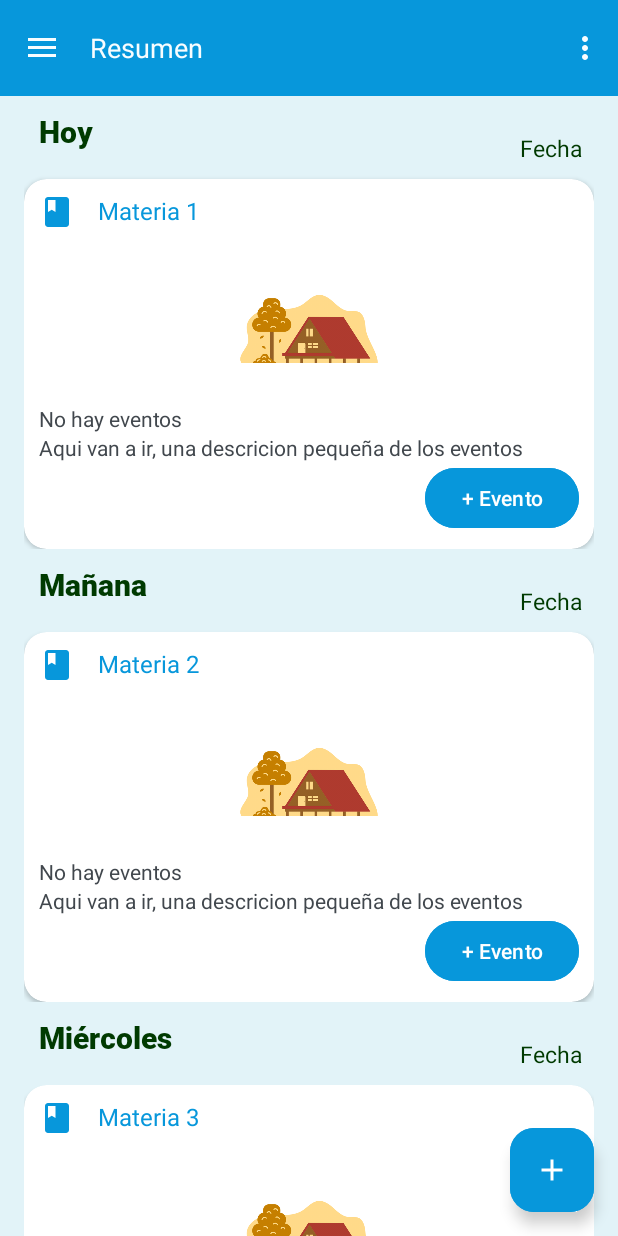
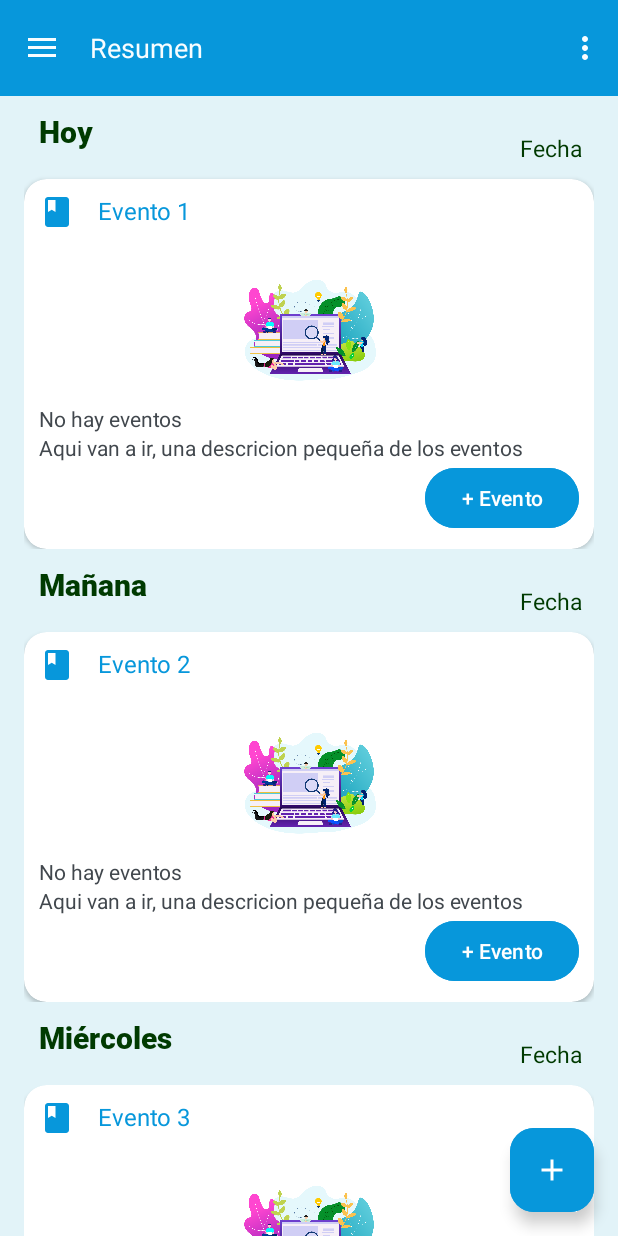
Before and after one commit to gabochepe007/ScholarFleet, an Android app built with Jetpack Compose: the screen it shows after launch (HomeActivity), on a phone screen of 412 x 824 dp. Run offline under Robolectric (Android 15) with nearby library versions, the phone set to English and light mode, and no system bars; our stand-ins replace Firebase (no records; nobody signed in at launch, a user with empty details on screens opened directly), navigation-ui; 3 statements that could not run were skipped.

Commit message:
pequeños cambios de menu y el maestro ya muestra ventana emergente

```diff
--- a/app/src/main/java/com/example/scholarfleet/partials/HomeAdapter.kt
+++ b/app/src/main/java/com/example/scholarfleet/partials/HomeAdapter.kt
@@ -64,11 +64,7 @@ class HomeAdapter(private val data: List<String>) :
             infoTextView.text = dayText
 
             //
-            boton.setOnClickListener {
 
-
-
-            }
         }
 
         private fun getDayText(dateString: String): String {
--- a/app/src/main/java/com/example/scholarfleet/partials/ProfessorAdapter.kt
+++ b/app/src/main/java/com/example/scholarfleet/partials/ProfessorAdapter.kt
@@ -1,3 +1,5 @@
+import android.app.AlertDialog
+import android.content.DialogInterface
 import android.content.res.ColorStateList
 import androidx.core.content.ContextCompat
 import androidx.recyclerview.widget.RecyclerView
@@ -6,15 +8,14 @@ import android.view.View
 import android.view.ViewGroup
 import android.widget.TextView
 import com.example.scholarfleet.R
+import com.example.scholarfleet.firebase.Professor
 
-//SQLite
-//import com.example.scholarfleet.models.Professor
-//Firebase
-import com.example.scholarfleet.firebase.Professor
+// Importa tus clases y recursos necesarios
 
 class ProfesorAdapter : RecyclerView.Adapter<ProfesorAdapter.ProfesorViewHolder>() {
 
     private val profesoresList = ArrayList<Professor>()
+
 
     override fun onCreateViewHolder(parent: ViewGroup, viewType: Int): ProfesorViewHolder {
         val itemView = LayoutInflater.from(parent.context).inflate(R.layout.item_professor, parent, false)
@@ -30,43 +31,48 @@ class ProfesorAdapter : RecyclerView.Adapter<ProfesorAdapter.ProfesorViewHolder>
         return profesoresList.size
     }
 
-    //SQLite
-    /*fun setProfesores(profesores: List<Professor>) {
-        profesoresList.clear()
-        profesoresList.addAll(profesores)
-        notifyDataSetChanged()
-    }*/
-
-    //Firebase
     fun setProfesores(profesores: MutableList<Professor>) {
         profesoresList.clear()
         profesoresList.addAll(profesores)
         notifyDataSetChanged()
     }
 
-
     class ProfesorViewHolder(itemView: View) : RecyclerView.ViewHolder(itemView) {
 
         private val nombreTextView: TextView = itemView.findViewById(R.id.nombreTextView)
         private val logoTextView: TextView = itemView.findViewById(R.id.logoL)
 
+        init {
+            itemView.setOnClickListener {
+                mostrarDialogo(nombreTextView.text.toString())
+
+
+
+            }
+        }
+
+
+
         fun bind(profesor: Professor) {
-            //SQLite
-            //nombreTextView.text = profesor.nombre
-            //val firstLetter = profesor.nombre.firstOrNull()?.toString()?.toUpperCase() ?: ""
-            //Firebase
             nombreTextView.text = profesor.nomb_pro
             val firstLetter = profesor.nomb_pro.firstOrNull()?.toString()?.toUpperCase() ?: ""
-
             logoTextView.text = firstLetter
 
-
-            val colors = arrayOf(R.color.color1, R.color.color2, R.color.color3,R.color.color4,R.color.color5,R.color.color6)
+            val colors = arrayOf(R.color.color1, R.color.color2, R.color.color3, R.color.color4, R.color.color5, R.color.color6)
             val randomColorRes = colors.random()
             val randomColor = ContextCompat.getColor(itemView.context, randomColorRes)
+            logoTextView.backgroundTintList = ColorStateList.valueOf(randomColor)
+        }
 
-
-            logoTextView.backgroundTintList = ColorStateList.valueOf(randomColor)
+        private fun mostrarDialogo(nombreProfesor: String) {
+            val builder = AlertDialog.Builder(itemView.context)
+            builder.setTitle("Datos de Profesor")
+            builder.setMessage("Nombre: $nombreProfesor")
+            builder.setPositiveButton("Aceptar") { dialog, _ ->
+                dialog.dismiss()
+            }
+            val dialog = builder.create()
+            dialog.show()
         }
     }
 }
--- a/app/src/main/java/com/example/scholarfleet/ui/home/HomeFragment.kt
+++ b/app/src/main/java/com/example/scholarfleet/ui/home/HomeFragment.kt
@@ -48,13 +48,13 @@ class HomeFragment : Fragment() {
     // Función de ejemplo para obtener datos para el RecyclerView
     private fun getSampleData(): List<String> {
         return listOf(
-            "Materia 1",
-            "Materia 2",
-            "Materia 3",
-            "Materia 1",
-            "Materia 2",
-            "Materia 3",
-            "Materia 1"
+            "Evento 1",
+            "Evento 2",
+            "Evento 3",
+            "Evento 4",
+            "Evento 5",
+            "Evento 6",
+            "Evento 7"
             // Agrega más elementos aquí según tus necesidades
         )
     }
--- a/app/src/main/res/drawable/fondo_eti_fab.xml
+++ b/app/src/main/res/drawable/fondo_eti_fab.xml
@@ -1,6 +1,6 @@
 <?xml version="1.0" encoding="utf-8"?>
 <shape xmlns:android="http://schemas.android.com/apk/res/android">
-    <solid android:color="#0797DB"/>
+    <solid android:color="@color/md_theme_dark_onSecondaryContainer"/>
     <padding
         android:left="16dp"
         android:right="16dp"
--- a/app/src/main/res/layout/app_bar_home.xml
+++ b/app/src/main/res/layout/app_bar_home.xml
@@ -57,14 +57,14 @@
         android:layout_width="wrap_content"
         android:layout_height="wrap_content"
         android:layout_marginBottom="24dp"
-        android:backgroundTint="@color/md_theme_light_secondaryContainer"
+        android:backgroundTint="@color/color3"
         android:contentDescription="Menu Materia"
         android:visibility="gone"
         app:fabSize="normal"
         app:layout_constraintBottom_toTopOf="@+id/fab_menu_actions"
         app:layout_constraintEnd_toEndOf="@+id/fab_menu_actions"
         app:srcCompat="@drawable/baseline_book_24"
-        app:tint="@color/md_theme_dark_secondaryContainer" />
+        app:tint="@color/md_theme_light_background" />
 
     <TextView
         android:id="@+id/fab_menu_add_alarm_text"
@@ -72,18 +72,19 @@
         android:layout_height="wrap_content"
         android:layout_marginEnd="8dp"
         android:text="@string/add_alarm"
-        android:textColor="@color/md_theme_light_surfaceTint"
+        android:textColor="@color/md_theme_dark_tertiaryContainer"
         android:visibility="gone"
         app:layout_constraintBottom_toBottomOf="@+id/fab_menu_add_alarm"
         app:layout_constraintEnd_toStartOf="@+id/fab_menu_add_alarm"
-        app:layout_constraintTop_toTopOf="@+id/fab_menu_add_alarm" />
+        app:layout_constraintTop_toTopOf="@+id/fab_menu_add_alarm"
+        style="@style/etiqueta"/>
 
     <com.google.android.material.floatingactionbutton.FloatingActionButton
         android:id="@+id/fab_menu_add_person"
         android:layout_width="wrap_content"
         android:layout_height="wrap_content"
         android:layout_marginBottom="24dp"
-        android:backgroundTint="@color/md_theme_light_tertiaryContainer"
+        android:backgroundTint="@color/color3"
         android:contentDescription="Menu Person"
         android:visibility="gone"
         app:fabSize="normal"
@@ -91,7 +92,7 @@
         app:layout_constraintEnd_toEndOf="@+id/fab_menu_add_alarm"
         app:layout_constraintStart_toStartOf="@+id/fab_menu_add_alarm"
         app:srcCompat="@drawable/baseline_book_24"
-        app:tint="@color/md_theme_light_tertiary" />
+        app:tint="@color/md_theme_light_background"/>
 
     <TextView
         android:id="@+id/fab_menu_add_person_text"
@@ -99,18 +100,19 @@
         android:layout_height="wrap_content"
         android:layout_marginEnd="8dp"
         android:text="@string/add_person"
-        android:textColor="@color/md_theme_light_surfaceTint"
+        android:textColor="@color/md_theme_dark_tertiaryContainer"
         android:visibility="gone"
         app:layout_constraintBottom_toBottomOf="@+id/fab_menu_add_person"
         app:layout_constraintEnd_toStartOf="@+id/fab_menu_add_person"
-        app:layout_constraintTop_toTopOf="@+id/fab_menu_add_person" />
+        app:layout_constraintTop_toTopOf="@+id/fab_menu_add_person"
+        style="@style/etiqueta"/>
 
     <com.google.android.material.floatingactionbutton.FloatingActionButton
         android:id="@+id/fab_menu_add_event"
         android:layout_width="wrap_content"
         android:layout_height="wrap_content"
         android:layout_marginBottom="24dp"
-        android:backgroundTint="@color/md_theme_light_secondaryContainer"
+        android:backgroundTint="@color/color3"
         android:contentDescription="Menu Event"
         android:visibility="gone"
         app:fabSize="normal"
@@ -118,7 +120,7 @@
         app:layout_constraintEnd_toEndOf="@+id/fab_menu_add_person"
         app:layout_constraintStart_toStartOf="@+id/fab_menu_add_person"
         app:srcCompat="@drawable/baseline_contacts_24"
-        app:tint="@color/md_theme_light_tertiary" />
+        app:tint="@color/md_theme_light_background"/>
 
     <TextView
         android:id="@+id/fab_menu_add_event_text"
@@ -126,10 +128,11 @@
         android:layout_height="wrap_content"
         android:layout_marginEnd="8dp"
         android:text="Evento"
-        android:textColor="#1F97CF"
+        android:textColor="@color/md_theme_dark_tertiaryContainer"
         android:visibility="gone"
         app:layout_constraintBottom_toBottomOf="@+id/fab_menu_add_event"
         app:layout_constraintEnd_toStartOf="@+id/fab_menu_add_event"
-        app:layout_constraintTop_toTopOf="@+id/fab_menu_add_event" />
+        app:layout_constraintTop_toTopOf="@+id/fab_menu_add_event"
+        style="@style/etiqueta"/>
 
 </androidx.constraintlayout.widget.ConstraintLayout>
--- a/app/src/main/res/layout/item_home.xml
+++ b/app/src/main/res/layout/item_home.xml
@@ -75,7 +75,7 @@
                 android:id="@+id/imageView"
                 android:layout_width="200dp"
                 android:layout_height="100dp"
-                android:src="@drawable/paisaje"
+                android:src="@drawable/paisaje2"
                 app:layout_constraintStart_toStartOf="parent"
                 app:layout_constraintEnd_toEndOf="parent"
                 app:layout_constraintTop_toBottomOf="@id/nombreTextView"
--- a/app/src/main/res/values/styles.xml
+++ b/app/src/main/res/values/styles.xml
@@ -4,7 +4,7 @@
     <style name="etiqueta">
         <item name="android:background">
         @drawable/fondo_eti_fab</item>
-        <item name="android:textColor">#FFFFFF</item>
+        <item name="android:textColor">#CD1F1F</item>
 
 
     </style>
```
Also changed, not shown: app/src/main/res/drawable/fondoh.png (added), app/src/main/res/drawable/paisaje.png (deleted), app/src/main/res/drawable/paisaje2.png (added).
